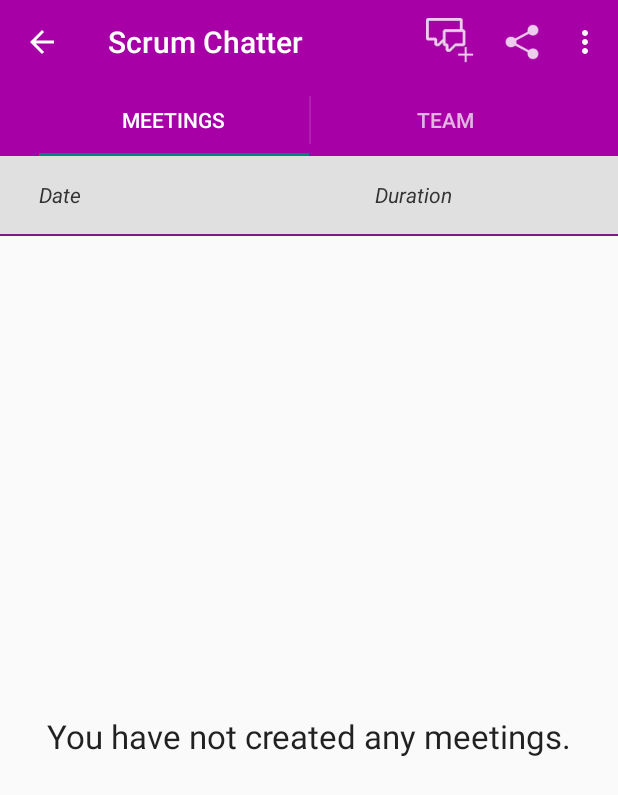
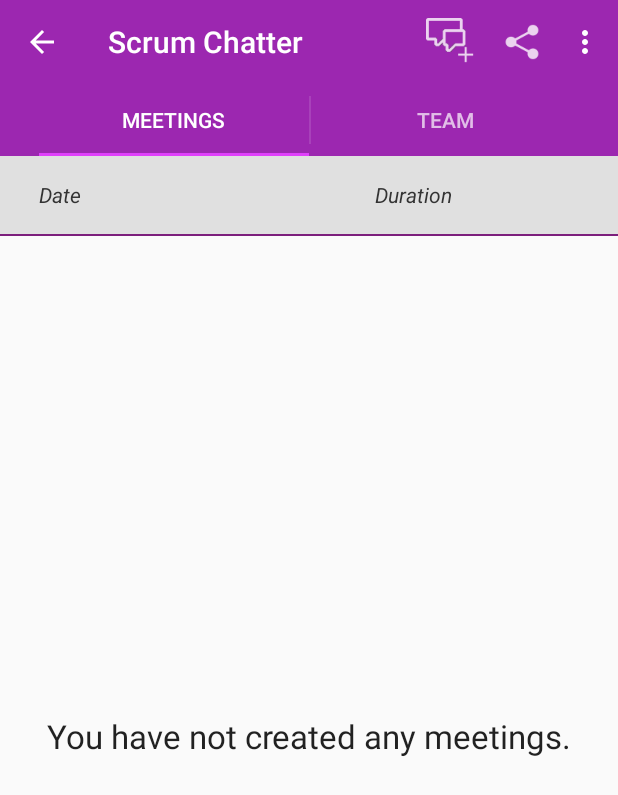
Before and after one commit to caarmen/scrumchatter, an Android app: the screen it shows after launch (MainActivity), on a phone screen of 412 x 824 dp. Shown: the top 795 px of the screen. Run offline under Robolectric (Android 15) with nearby library versions, the phone set to English and light mode, and no system bars; 2 statements that could not run were skipped.

Commit message:
Define the primary and accent colors

```diff
--- a/app/src/main/res/values/colors.xml
+++ b/app/src/main/res/values/colors.xml
@@ -19,7 +19,7 @@
 -->
 <resources>
     <!-- http://colorschemedesigner.com/#4W11Tw0w0w0w0 -->
-    <color name="scrum_chatter_holo_purple">#a600a6</color>
+    <color name="scrum_chatter_holo_purple">#9c27b0</color>
     <color name="selected_header">#7c1f7c</color>
     <color name="unselected_header">#333</color>
     <color name="item_pressed">#33d25fd2</color>
--- a/app/src/main/res/values/styles.xml
+++ b/app/src/main/res/values/styles.xml
@@ -22,6 +22,7 @@
 
     <style name="AppTheme" parent="Theme.AppCompat.Light.DarkActionBar">
         <item name="colorPrimary">@color/scrum_chatter_holo_purple</item>
+        <item name="colorAccent">#e040fb</item>
     </style>
 
     <style name="listHeader">
```
